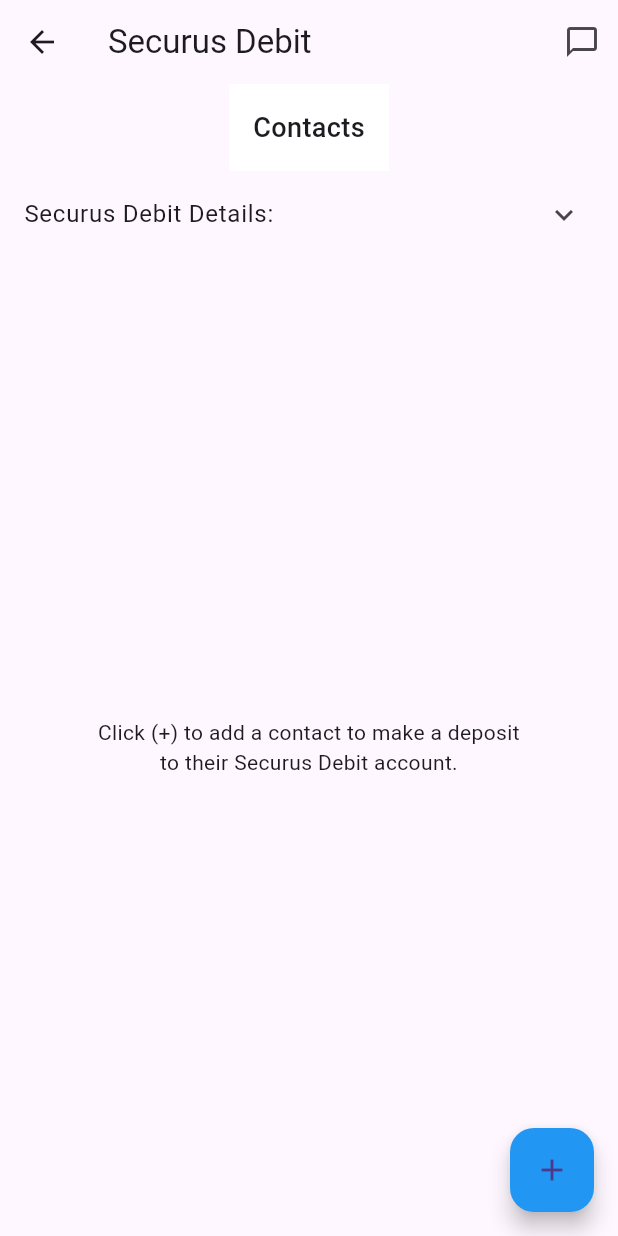
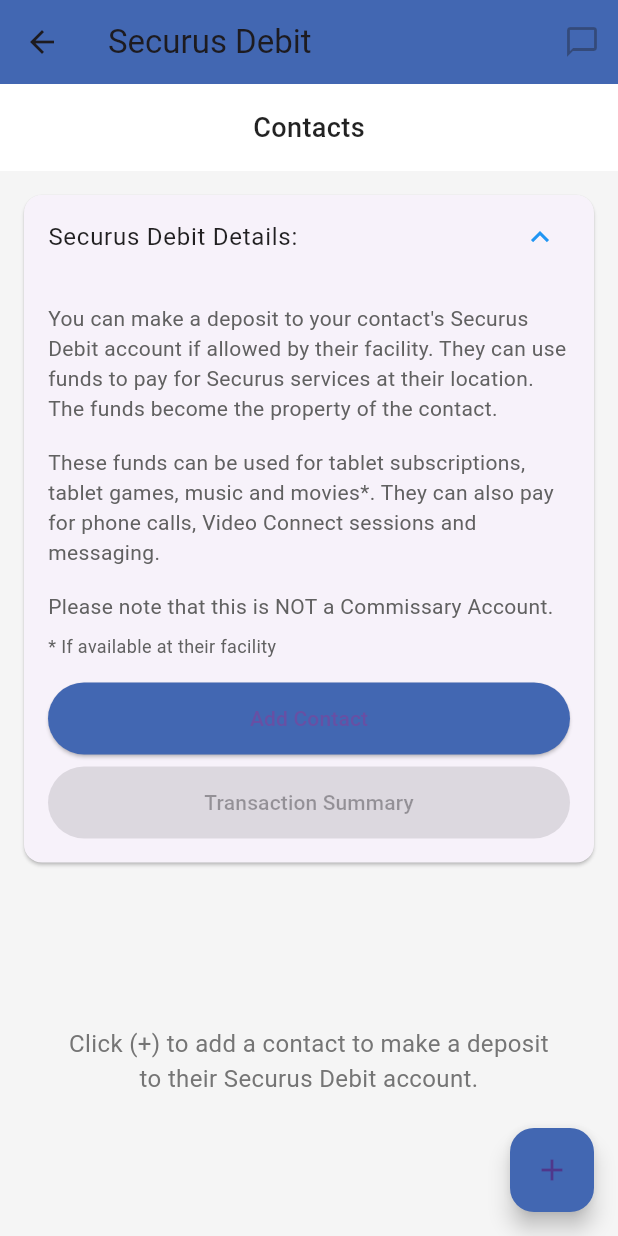
Before and after one commit to jmcusac/Securus-Debit, a Flutter app: the screen it shows after launch, on a phone screen of 412 x 824 dp. Run offline on Flutter 3.47's test engine with Material 3 defaults, Android fonts, the light colour scheme and no system bars.

Commit message:
stateful checks

```diff
--- a/lib/view/securus_debit_screen.dart
+++ b/lib/view/securus_debit_screen.dart
@@ -7,18 +7,27 @@
 class SecurusDebitScreen extends StatelessWidget {
   @override
   Widget build(BuildContext context) {
-    return ChangeNotifierProvider(
+    return ChangeNotifierProvider<ContactViewModel>(
       create: (_) => ContactViewModel(ContactService()),
       child: SecurusDebitView(),
     );
   }
 }
 
-class SecurusDebitView extends StatelessWidget {
+class SecurusDebitView extends StatefulWidget {
+  @override
+  _SecurusDebitViewState createState() => _SecurusDebitViewState();
+}
+
+class _SecurusDebitViewState extends State<SecurusDebitView> {
+  bool isExpanded = true;
+
   @override
   Widget build(BuildContext context) {
     return Scaffold(
+      backgroundColor: Colors.grey[100],
       appBar: AppBar(
+        backgroundColor: Color(0xFF4267B2),
         leading: IconButton(
           icon: Icon(Icons.arrow_back),
           onPressed: () => Navigator.pop(context),
@@ -27,45 +36,80 @@
         actions: [
           IconButton(
             icon: Icon(Icons.chat_bubble_outline),
-            onPressed: () {},
+            onPressed: null, // Disabled as per requirements
           ),
         ],
       ),
       body: Column(
         children: [
           Container(
-            padding: EdgeInsets.all(16),
+            padding: EdgeInsets.symmetric(vertical: 16),
             color: Colors.white,
+            child: Center(
               child: Text(
                 'Contacts',
-              style: TextStyle(fontSize: 18, fontWeight: FontWeight.w500),
+                style: TextStyle(
+                  fontSize: 18,
+                  color: Colors.black87,
+                  fontWeight: FontWeight.w500,
                 ),
               ),
-          ExpansionTile(
-            title: Text('Securus Debit Details:'),
-            children: [_buildDetailsSection()],
+            ),
+          ),
+          Card(
+            margin: EdgeInsets.all(16),
+            elevation: 1,
+            child: Column(
+              children: [
+                ListTile(
+                  title: Text(
+                    'Securus Debit Details:',
+                    style: TextStyle(color: Colors.black87),
+                  ),
+                  trailing: Icon(
+                    isExpanded ? Icons.expand_less : Icons.expand_more,
+                    color: Colors.blue,
+                  ),
+                  onTap: () {
+                    setState(() {
+                      isExpanded = !isExpanded;
+                    });
+                  },
+                ),
+                if (isExpanded) _buildDetailsSection(),
+              ],
+            ),
           ),
           Expanded(
             child: Consumer<ContactViewModel>(
               builder: (context, viewModel, child) {
-                if (viewModel.isLoading) {
-                  return Center(child: CircularProgressIndicator());
-                }
-
                 if (viewModel.error != null) {
                   return Center(child: Text(viewModel.error!));
                 }
 
-                if (viewModel.contacts.isEmpty) {
+                // Always check for empty contacts list, even during loading
+                if (viewModel.contacts.isEmpty &&
+                    viewModel.state != ViewState.loading) {
                   return Center(
+                    child: Padding(
+                      padding: EdgeInsets.all(16),
                       child: Text(
                         'Click (+) to add a contact to make a deposit\nto their Securus Debit account.',
                         textAlign: TextAlign.center,
+                        style: TextStyle(
+                          color: Colors.grey[600],
+                          fontSize: 16,
+                        ),
+                      ),
                     ),
                   );
                 }
 
-                return ListView.builder(
+                return Stack(
+                  children: [
+                    // Contact list
+                    ListView.builder(
+                      padding: EdgeInsets.all(16),
                       itemCount: viewModel.contacts.length,
                       itemBuilder: (context, index) {
                         return ContactListItem(
@@ -73,6 +117,14 @@
                           index: index,
                         );
                       },
+                    ),
+                    // Loading indicator overlaid when loading
+                    if (viewModel.state == ViewState.loading)
+                      Container(
+                        color: Colors.white.withOpacity(0.7),
+                        child: Center(child: CircularProgressIndicator()),
+                      ),
+                  ],
                 );
               },
             ),
@@ -82,7 +134,7 @@
       floatingActionButton: FloatingActionButton(
         onPressed: () => _showAddContactDialog(context),
         child: Icon(Icons.add),
-        backgroundColor: Colors.blue,
+        backgroundColor: Color(0xFF4267B2),
       ),
     );
   }
@@ -98,17 +150,53 @@
             'Debit account if allowed by their facility. They can use '
             'funds to pay for Securus services at their location. '
             'The funds become the property of the contact.',
+            style: TextStyle(color: Colors.grey[700]),
           ),
           SizedBox(height: 16),
           Text(
             'These funds can be used for tablet subscriptions, '
             'tablet games, music and movies*. They can also pay '
             'for phone calls, Video Connect sessions and messaging.',
+            style: TextStyle(color: Colors.grey[700]),
           ),
           SizedBox(height: 16),
-          Text('Please note that this is NOT a Commissary Account.'),
+          Text(
+            'Please note that this is NOT a Commissary Account.',
+            style: TextStyle(color: Colors.grey[700]),
+          ),
           SizedBox(height: 8),
-          Text('* If available at their facility'),
+          Text(
+            '* If available at their facility',
+            style: TextStyle(color: Colors.grey[700], fontSize: 12),
+          ),
+          SizedBox(height: 16),
+          Consumer<ContactViewModel>(
+            builder: (context, viewModel, child) {
+              return Column(
+                children: [
+                  ElevatedButton(
+                    onPressed: () => _showAddContactDialog(context),
+                    style: ElevatedButton.styleFrom(
+                      backgroundColor: Color(0xFF4267B2),
+                      minimumSize: Size(double.infinity, 48),
+                    ),
+                    child: Text('Add Contact'),
+                  ),
+                  SizedBox(height: 8),
+                  ElevatedButton(
+                    onPressed: null, // Disabled functionality
+                    style: ElevatedButton.styleFrom(
+                      backgroundColor: viewModel.contacts.isEmpty
+                          ? Colors.grey
+                          : Color(0xFF4267B2),
+                      minimumSize: Size(double.infinity, 48),
+                    ),
+                    child: Text('Transaction Summary'),
+                  ),
+                ],
+              );
+            },
+          ),
         ],
       ),
     );
@@ -117,7 +205,130 @@
   void _showAddContactDialog(BuildContext context) {
     showDialog(
       context: context,
-      builder: (context) => AddContactDialog(),
+      builder: (dialogContext) => ChangeNotifierProvider.value(
+        value: context.read<ContactViewModel>(),
+        child: AddContactDialog(),
+      ),
+    );
+  }
+}
+
+class ContactListItem extends StatelessWidget {
+  final Contact contact;
+  final int index;
+
+  const ContactListItem({
+    required this.contact,
+    required this.index,
+  });
+
+  @override
+  Widget build(BuildContext context) {
+    return Card(
+      elevation: 1,
+      child: Padding(
+        padding: EdgeInsets.all(16),
+        child: Column(
+          crossAxisAlignment: CrossAxisAlignment.start,
+          children: [
+            Row(
+              crossAxisAlignment: CrossAxisAlignment.start,
+              children: [
+                Expanded(
+                  child: Column(
+                    crossAxisAlignment: CrossAxisAlignment.start,
+                    children: [
+                      Text(
+                        'Contact:',
+                        style: TextStyle(
+                          color: Colors.grey[600],
+                          fontSize: 14,
+                        ),
+                      ),
+                      SizedBox(height: 4),
+                      Text(
+                        contact.name,
+                        style: TextStyle(
+                          fontSize: 16,
+                          fontWeight: FontWeight.w500,
+                        ),
+                      ),
+                      Text(
+                        contact.facility,
+                        style: TextStyle(
+                          color: Colors.grey[600],
+                          fontSize: 12,
+                        ),
+                      ),
+                    ],
+                  ),
+                ),
+                PopupMenuButton(
+                  icon: Icon(Icons.more_vert, color: Colors.grey[600]),
+                  onSelected: (value) async {
+                    if (value == 'remove') {
+                      try {
+                        await context
+                            .read<ContactViewModel>()
+                            .removeContact(index);
+                      } catch (e) {
+                        ScaffoldMessenger.of(context).showSnackBar(
+                          SnackBar(
+                              content: Text(
+                                  'Failed to remove contact: ${e.toString()}')),
+                        );
+                      }
+                    }
+                  },
+                  itemBuilder: (context) => [
+                    PopupMenuItem(
+                      value: 'deposit',
+                      child: Text('Make Deposit'),
+                    ),
+                    PopupMenuItem(
+                      enabled: false, // Disabled as per requirements
+                      value: 'summary',
+                      child: Text(
+                        'Transaction Summary',
+                        style: TextStyle(color: Colors.grey),
+                      ),
+                    ),
+                    PopupMenuItem(
+                      value: 'remove',
+                      child: Text('Remove Contact'),
+                    ),
+                  ],
+                ),
+              ],
+            ),
+            SizedBox(height: 12),
+            Row(
+              children: [
+                Column(
+                  crossAxisAlignment: CrossAxisAlignment.start,
+                  children: [
+                    Text(
+                      'Deposit:',
+                      style: TextStyle(
+                        color: Colors.grey[600],
+                        fontSize: 14,
+                      ),
+                    ),
+                    SizedBox(height: 4),
+                    Text(
+                      contact.depositStatus,
+                      style: TextStyle(
+                        color: Color(0xFF4267B2),
+                        fontWeight: FontWeight.w500,
+                      ),
+                    ),
+                  ],
+                ),
+              ],
+            ),
+          ],
+        ),
+      ),
     );
   }
 }
@@ -155,15 +366,23 @@
         ),
         TextButton(
           onPressed: () async {
+            if (_nameController.text.isEmpty ||
+                _facilityController.text.isEmpty) {
+              ScaffoldMessenger.of(context).showSnackBar(
+                SnackBar(content: Text('Please fill in all fields')),
+              );
+              return;
+            }
+
             try {
               final viewModel = context.read<ContactViewModel>();
-              await viewModel.addContact(
-                Contact(
+              final contact = Contact(
                 name: _nameController.text,
                 facility: _facilityController.text,
-                ),
               );
-              Navigator.pop(context);
+
+              Navigator.pop(context); // Close dialog before adding contact
+              await viewModel.addContact(contact);
             } catch (e) {
               ScaffoldMessenger.of(context).showSnackBar(
                 SnackBar(
@@ -184,103 +403,3 @@
     super.dispose();
   }
 }
-
-class ContactListItem extends StatelessWidget {
-  final Contact contact;
-  final int index;
-
-  const ContactListItem({
-    required this.contact,
-    required this.index,
-  });
-
-  @override
-  Widget build(BuildContext context) {
-    return Card(
-      margin: EdgeInsets.symmetric(horizontal: 16, vertical: 8),
-      child: Padding(
-        padding: EdgeInsets.all(16),
-        child: Column(
-          crossAxisAlignment: CrossAxisAlignment.start,
-          children: [
-            Row(
-              children: [
-                Expanded(
-                  child: Column(
-                    crossAxisAlignment: CrossAxisAlignment.start,
-                    children: [
-                      Text(
-                        'Contact:',
-                        style: TextStyle(color: Colors.grey),
-                      ),
-                      Text(
-                        contact.name,
-                        style: TextStyle(fontWeight: FontWeight.w500),
-                      ),
-                      Text(
-                        contact.facility,
-                        style: TextStyle(color: Colors.grey, fontSize: 12),
-                      ),
-                    ],
-                  ),
-                ),
-                PopupMenuButton(
-                  onSelected: (value) async {
-                    if (value == 'remove') {
-                      try {
-                        await context
-                            .read<ContactViewModel>()
-                            .removeContact(index);
-                      } catch (e) {
-                        ScaffoldMessenger.of(context).showSnackBar(
-                          SnackBar(
-                              content: Text(
-                                  'Failed to remove contact: ${e.toString()}')),
-                        );
-                      }
-                    }
-                  },
-                  itemBuilder: (context) => [
-                    PopupMenuItem(
-                      child: Text('Make Deposit'),
-                      value: 'deposit',
-                    ),
-                    PopupMenuItem(
-                      child: Text('Transaction Summary'),
-                      value: 'summary',
-                    ),
-                    PopupMenuItem(
-                      child: Text('Remove Contact'),
-                      value: 'remove',
-                    ),
-                  ],
-                ),
-              ],
-            ),
-            SizedBox(height: 8),
-            Row(
-              children: [
-                Column(
-                  crossAxisAlignment: CrossAxisAlignment.start,
-                  children: [
-                    Text(
-                      'Deposit:',
-                      style: TextStyle(color: Colors.grey),
-                    ),
-                    Text(
-                      contact.depositStatus,
-                      style: TextStyle(
-                        color: Colors.blue,
-                        fontWeight: FontWeight.w500,
-                      ),
-                    ),
-                  ],
-                ),
-              ],
-            ),
-          ],
-        ),
-      ),
-    );
-  }
-}
--- a/lib/view_model/contact_view_model.dart
+++ b/lib/view_model/contact_view_model.dart
@@ -43,9 +43,7 @@
   Future<void> addContact(Contact contact) async {
     try {
       _setState(ViewState.loading);
-
       await _contactService.addContact(contact);
-      _contacts.add(contact);
       _setState(ViewState.loaded);
     } catch (e) {
       _error = e.toString();
@@ -67,6 +65,10 @@
       final contact = _contacts[index];
       await _contactService.removeContact(contact);
       _contacts.removeAt(index);
+
+      // Refresh contact list after removal to make sure UI is updated
+      await loadContacts(); // Force a refresh of the list
+
       _setState(ViewState.loaded);
     } catch (e) {
       _error = e.toString();
```
Lines whose indentation alone changed are shown as unchanged.
